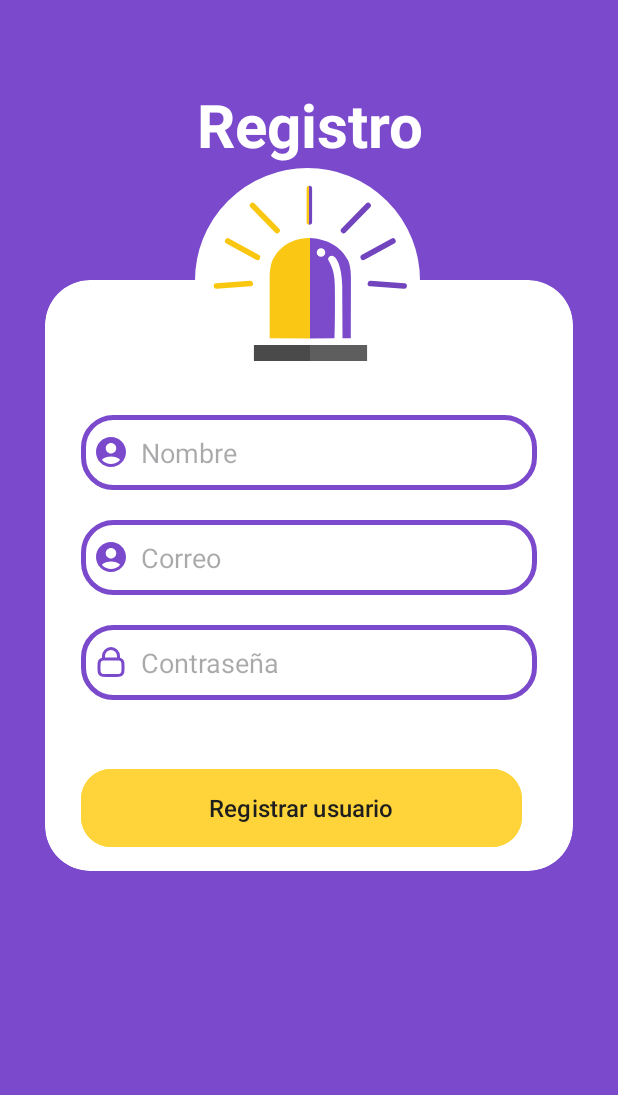
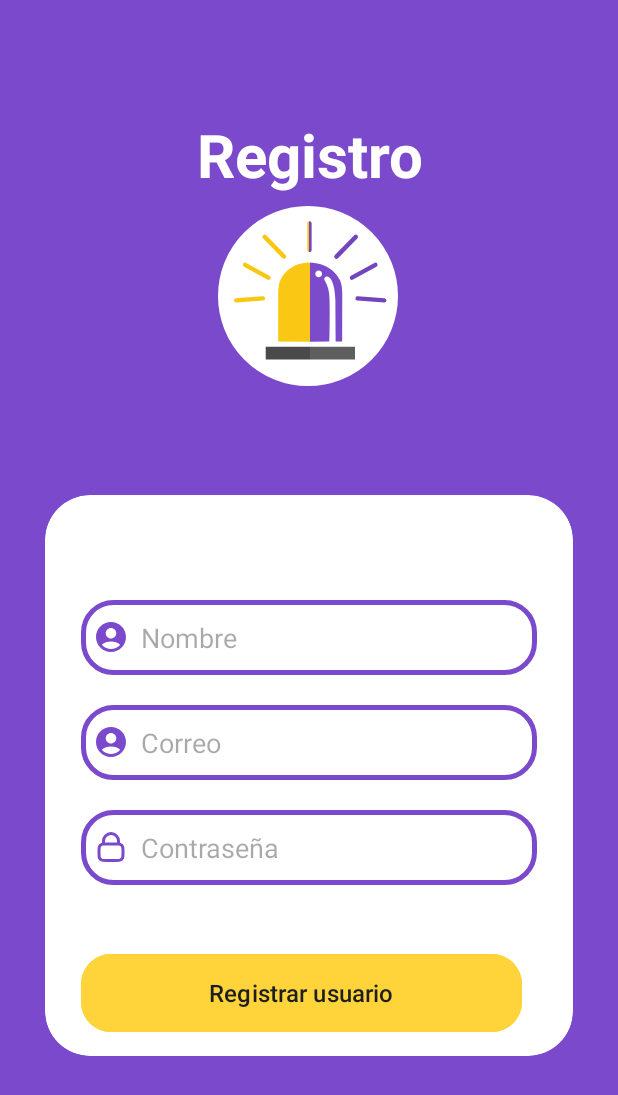
Before and after one commit to TWulfZ/ecualert, an Android app: the Form_Registro screen opened directly, with no data from a screen before it, on a phone screen of 412 x 824 dp. Shown: the top 1095 px of the screen. Run offline under Robolectric (Android 15) with nearby library versions, the phone set to English and light mode, and no system bars.

Commit message:
formulario de registro cambios de apariencia

```diff
--- a/app/src/main/res/layout/activity_form_registro.xml
+++ b/app/src/main/res/layout/activity_form_registro.xml
@@ -5,30 +5,30 @@
     android:id="@+id/main"
     android:layout_width="match_parent"
     android:layout_height="match_parent"
-    tools:context=".Activity_inicio_sesion"
-    android:background="@color/primary_color">
+    android:background="@color/primary_color"
+    tools:context=".Activity_inicio_sesion">
 
 
     <TextView
         android:id="@+id/txtEcualert"
-        android:layout_width="match_parent"
-        android:layout_height="wrap_content"
-        android:layout_marginTop="56dp"
+        android:layout_width="379dp"
+        android:layout_height="51dp"
+        android:layout_marginTop="76dp"
         android:text="Registro"
         android:textAlignment="center"
         android:textColor="@color/fontAlt_color"
         android:textSize="40dp"
         android:textStyle="bold"
         app:layout_constraintEnd_toEndOf="parent"
-        app:layout_constraintHorizontal_bias="0.0"
         app:layout_constraintStart_toStartOf="parent"
         app:layout_constraintTop_toTopOf="parent" />
 
     <ImageView
         android:id="@+id/imageView"
-        android:layout_width="150dp"
-        android:layout_height="150dp"
-        android:layout_marginTop="2dp"
+        android:layout_width="120dp"
+        android:layout_height="120dp"
+        android:layout_marginTop="10dp"
+        android:layout_marginBottom="20dp"
         android:background="@drawable/circle_white"
         android:src="@drawable/logo"
         app:layout_constraintEnd_toEndOf="parent"
@@ -40,22 +40,25 @@
 
     <androidx.cardview.widget.CardView
         android:id="@+id/cardView"
-        app:cardElevation="-1dp"
         android:layout_width="match_parent"
         android:layout_height="wrap_content"
         android:layout_marginHorizontal="30dp"
-        android:layout_marginTop="-75dp"
+        android:layout_marginBottom="120dp"
         android:background="@drawable/custom_edittext"
         app:cardCornerRadius="30dp"
-        app:layout_constraintTop_toBottomOf="@+id/imageView">
+        app:cardElevation="-1dp"
+        app:layout_constraintBottom_toBottomOf="parent"
+        app:layout_constraintEnd_toEndOf="parent"
+        app:layout_constraintStart_toStartOf="parent">
 
         <LinearLayout
             android:layout_width="match_parent"
             android:layout_height="wrap_content"
             android:layout_gravity="center_horizontal"
+            android:layout_marginTop="20dp"
             android:orientation="vertical"
-            android:paddingTop="50dp"
-            android:paddingHorizontal="24dp">
+            android:paddingHorizontal="24dp"
+            android:paddingTop="10dp">
 
 
             <EditText
```
